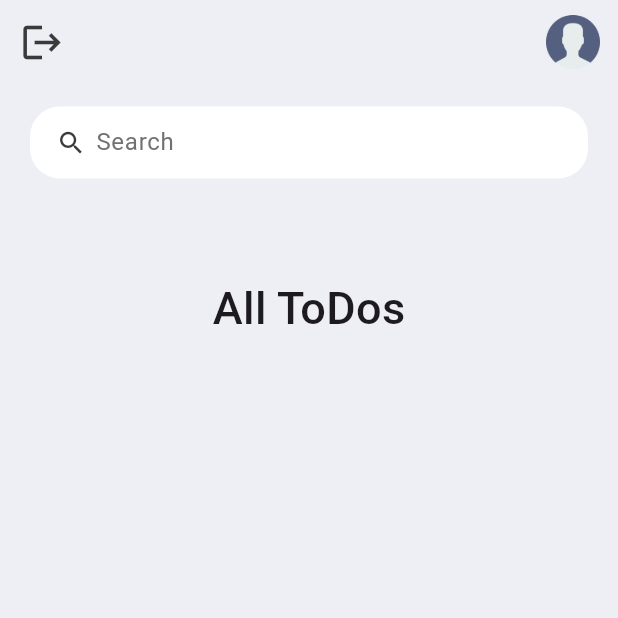
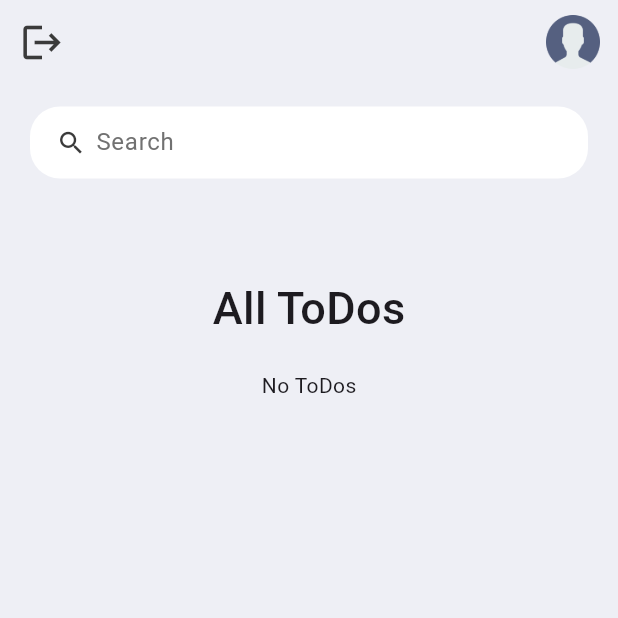
Before and after one commit to safadtm/GTech_MuLearn_Flutter, a Flutter app: the HomePage screen opened by its route, on a phone screen of 412 x 824 dp, the top half of it. Run offline on Flutter 3.47's test engine with Material 3 defaults, Android fonts, the phone set to English and light mode, and no system bars; our stand-ins replace cloud_firestore, firebase_auth, firebase_core, flutter_secure_storage; accounts and stored records are empty.

Commit message:
bug --ui

```diff
--- a/cl_firebase_todo/lib/screens/homepage.dart
+++ b/cl_firebase_todo/lib/screens/homepage.dart
@@ -39,10 +39,6 @@ class _HomePageState extends State<HomePage> {
       appBar: _appBarWidget(),
       body: Column(
         children: [
-          Expanded(
-            child: ListView(
-              shrinkWrap: true,
-              children: [
           Container(
             padding: const EdgeInsets.symmetric(
               horizontal: 20,
@@ -51,33 +47,75 @@ class _HomePageState extends State<HomePage> {
             child: searchBox(),
           ),
           Container(
-                  padding: const EdgeInsets.symmetric(
-                    horizontal: 20,
-                    vertical: 0,
-                  ),
-                  child: Column(
-                    children: [
-                      Container(
             margin: const EdgeInsets.only(
               top: 50,
               bottom: 20,
             ),
             child: const Text(
               'All ToDos',
-                          style: TextStyle(
-                              fontSize: 30, fontWeight: FontWeight.w500),
+              style: TextStyle(fontSize: 30, fontWeight: FontWeight.w500),
             ),
           ),
-                      for (ToDo todo in _foundToDo.reversed)
-                        ToDoItem(
+          Expanded(
+            child: StreamBuilder<QuerySnapshot>(
+              stream: FirebaseFirestore.instance
+                  .collection('ToDo')
+                  .orderBy('id', descending: true)
+                  .snapshots(),
+              builder: (BuildContext context,
+                  AsyncSnapshot<QuerySnapshot> snapshot) {
+                if (snapshot.connectionState == ConnectionState.waiting) {
+                  return const CircularProgressIndicator(); // While waiting for data, show a loading indicator
+                }
+
+                if (snapshot.hasError) {
+                  return Text('Error: ${snapshot.error}');
+                }
+
+                if (!snapshot.hasData ||
+                    snapshot.data == null ||
+                    snapshot.data!.docs.isEmpty) {
+                  return const Text('No ToDos');
+                }
+
+                return Expanded(
+                  child: ListView.builder(
+                    shrinkWrap: true,
+                    itemCount: snapshot.data!.docs.length,
+                    itemBuilder: (context, index) {
+                      DocumentSnapshot doc = snapshot.data!.docs[index];
+                      Map<String, dynamic>? data =
+                          doc.data() as Map<String, dynamic>?;
+
+                      if (data != null) {
+                        ToDo todo = ToDo(
+                          id: doc.id,
+                          todoText: data['todoText'] ?? '',
+                          // Add other fields from your ToDo model
+                        );
+
+                        return ToDoItem(
+                          key: ValueKey(
+                              todo.id), // Ensure each widget has a unique key
                           todo: todo,
-                          onToDoChanged: _handleToDoChange,
-                          onDeleteItem: _deleteToDoItem,
+                          onToDoChanged: (changedToDo) {
+                            // Handle ToDo change logic
+                            print(
+                                'Clicked on Todo Item: ${changedToDo.todoText}');
+                          },
+                          onDeleteItem: (id) {
+                            // Handle deletion logic
+                            print(
+                                'Clicked on Delete Icon for ToDo with ID: $id');
+                          },
+                        );
+                      }
+
+                      return const SizedBox(); // Placeholder widget if data retrieval fails
+                    },
                   ),
-                    ],
-                  ),
-                ),
-              ],
+                );
+              },
             ),
           ),
           Align(
@@ -151,14 +189,6 @@ class _HomePageState extends State<HomePage> {
       "todoText": _todoController.text,
     });
     print("added todo to db");
-    // setState(() {
-    //   todosList.add(
-    //     ToDo(
-    //       id: DateTime.now().microsecondsSinceEpoch.toString(),
-    //       todoText: toDo,
-    //     ),
-    //   );
-    // });
     _todoController.clear();
   }
 
@@ -186,7 +216,6 @@ class _HomePageState extends State<HomePage> {
           print("Logout");
           _auth.signout(context: context);
           Navigator.pushNamed(context, "/signIn");
-          // showToast(message: "Successfully signed out");
         },
         child: const Icon(
           Icons.logout,
@@ -215,9 +244,9 @@ class _HomePageState extends State<HomePage> {
       padding: const EdgeInsets.symmetric(horizontal: 15),
       decoration: BoxDecoration(
           color: Colors.white, borderRadius: BorderRadius.circular(20)),
-      child: TextField(
+      child: const TextField(
         // onChanged: (value) => _runFilter(value),
-        decoration: const InputDecoration(
+        decoration: InputDecoration(
           contentPadding: EdgeInsets.all(0),
           prefixIcon: Icon(
             Icons.search,
```
Also changed, not shown: cl_firebase_todo/lib/model/todo.dart (+0 -11 lines), cl_firebase_todo/lib/screens/expanded.txt (added, +62 -0 lines), cl_firebase_todo/lib/widgets/toast.dart (deleted). Lines whose indentation alone changed are shown as unchanged.
